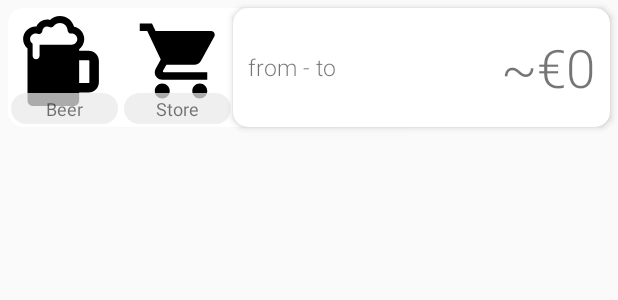
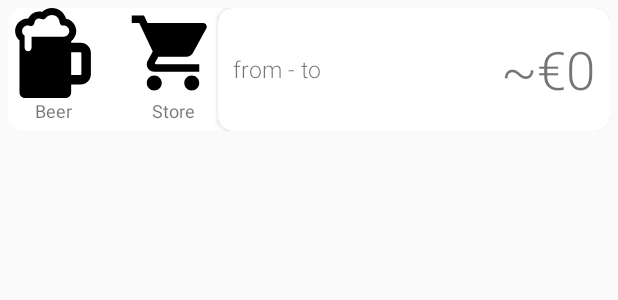
Before and after one commit to samuelfahrngruber/wibb, an Android app: the layout offer_card.xml on its own in the app's theme, with its tools: preview values and no code run, on a phone screen of 412 x 824 dp. Shown: the top 300 px of the screen. Run offline under Robolectric (Android 15) with nearby library versions, the phone set to English and light mode, and no system bars; network calls fail.

Commit message:
new offer card design
new offer card
minified offer card
foreground cols

```diff
--- a/wibb-android/app/build.gradle
+++ b/wibb-android/app/build.gradle
@@ -10,8 +10,8 @@ android {
         applicationId "com.spogss.wibb"
         minSdkVersion 26
         targetSdkVersion 28
-        versionCode 4
-        versionName "1.0.3"
+        versionCode 5
+        versionName "1.0.5"
         testInstrumentationRunner "androidx.test.runner.AndroidJUnitRunner"
     }
     buildTypes {
--- a/wibb-android/app/src/main/java/com/spogss/wibb/ui/GridRecyclerViewAdapter.kt
+++ b/wibb-android/app/src/main/java/com/spogss/wibb/ui/GridRecyclerViewAdapter.kt
@@ -12,6 +12,7 @@ import androidx.recyclerview.widget.RecyclerView
 import com.bumptech.glide.Glide
 import com.spogss.wibb.R
 import com.spogss.wibb.data.GridDisplayable
+import com.spogss.wibb.tools.UIUtils
 import com.spogss.wibb.tools.URLUnifier
 
 
@@ -39,8 +40,7 @@ class GridRecyclerViewAdapter<ItemType : GridDisplayable>(private val context: C
 
         val col = Color.parseColor(item.iconBgCol)
         holder.cardV.setCardBackgroundColor(col)
-        if(Color.luminance(col) < 0.5)
-            holder.itemTextV.setTextColor(context.resources.getColor(R.color.white))
+        holder.itemTextV.setTextColor(UIUtils.getForegroundColorFor(col, context))
 
         holder.cardV.setOnClickListener {
             onItemSelected?.invoke(item)
--- a/wibb-android/app/src/main/res/layout/offer_card.xml
+++ b/wibb-android/app/src/main/res/layout/offer_card.xml
@@ -2,33 +2,25 @@
 <FrameLayout xmlns:android="http://schemas.android.com/apk/res/android"
     xmlns:app="http://schemas.android.com/apk/res-auto"
     android:layout_width="match_parent"
-    android:layout_height="90dp">
-
+    android:layout_height="wrap_content">
 
     <androidx.cardview.widget.CardView
+        android:id="@+id/offer_card"
         android:layout_width="match_parent"
         android:layout_height="wrap_content"
-        android:layout_marginTop="5dp"
-        android:layout_marginBottom="5dp"
-        android:layout_marginStart="5dp"
-        android:layout_marginEnd="6dp"
-        app:cardCornerRadius="10dp"
-        android:id="@+id/offer_card">
-
-        <FrameLayout
-            android:layout_width="match_parent"
-            android:layout_height="match_parent">
-
+        android:layout_margin="5dp"
+        app:cardCornerRadius="10dp">
 
         <LinearLayout
             android:layout_width="match_parent"
             android:layout_height="match_parent"
             android:orientation="horizontal">
 
-                <FrameLayout
+            <LinearLayout
                 android:id="@+id/offer_card_beer_img_container"
-                    android:layout_width="65dp"
-                    android:layout_height="80dp">
+                android:layout_width="wrap_content"
+                android:layout_height="wrap_content"
+                android:orientation="vertical">
 
                 <ImageView
                     android:id="@+id/offer_card_beer_img"
@@ -36,138 +28,99 @@
                     android:layout_height="60dp"
                     android:background="@android:color/transparent"
                     android:scaleType="fitCenter"
-                        android:src="@drawable/ic_beer_black_24dp"
-                        android:layout_marginTop="5dp"
-                        android:layout_marginStart="5dp"
-                        android:layout_marginBottom="5dp">
+                    android:src="@drawable/ic_beer_black_24dp" />
 
-                    </ImageView>
+                <TextView
+                    android:id="@+id/textView_offerCard_beer"
+                    android:layout_width="match_parent"
+                    android:layout_height="wrap_content"
+                    android:layout_marginBottom="5dp"
+                    android:gravity="center"
+                    android:text="@string/beer"
+                    android:textSize="12sp" />
 
-                </FrameLayout>
+            </LinearLayout>
 
             <ImageView
                 android:id="@+id/offer_card_gradient"
                 android:layout_width="20dp"
-                    android:layout_height="80dp">
-                </ImageView>
+                android:layout_height="match_parent" />
 
-                <FrameLayout
-                    android:layout_width="65dp"
-                    android:layout_height="80dp">
+            <LinearLayout
+                android:layout_width="wrap_content"
+                android:layout_height="match_parent"
+                android:orientation="vertical">
 
                 <ImageView
                     android:id="@+id/offer_card_store_img"
-                        android:layout_marginTop="5dp"
-                        android:layout_marginBottom="5dp"
                     android:layout_width="60dp"
                     android:layout_height="60dp"
                     android:background="@android:color/transparent"
                     android:scaleType="fitCenter"
-                        android:src="@drawable/ic_shopping_cart_black_24dp">
-                    </ImageView>
+                    android:src="@drawable/ic_shopping_cart_black_24dp" />
 
-                </FrameLayout>
-
+                <TextView
+                    android:id="@+id/textView_offerCard_store"
+                    android:layout_width="match_parent"
+                    android:layout_height="wrap_content"
+                    android:layout_marginBottom="5dp"
+                    android:gravity="center"
+                    android:text="@string/store"
+                    android:textSize="12sp" />
 
             </LinearLayout>
+
+            <androidx.cardview.widget.CardView
+                android:id="@+id/offer_card_inner_card"
+                android:layout_width="match_parent"
+                android:layout_height="match_parent"
+                app:cardCornerRadius="10dp">
 
                 <LinearLayout
                     android:layout_width="match_parent"
                     android:layout_height="match_parent"
-                android:orientation="horizontal"
-                android:gravity="bottom|start"
-                android:baselineAligned="false">
-
-                    <TextView
-                        android:id="@+id/textView_offerCard_beer"
-                        android:layout_width="71dp"
-                        android:layout_height="wrap_content"
-                        android:text="@string/beer"
-                        android:textSize="12sp"
-                        android:gravity="center"
-                        android:background="@drawable/pill_background"
-                        android:layout_margin="2dp"
-                        android:padding="2dp">
-
-                    </TextView>
-
-                    <TextView
-                        android:id="@+id/textView_offerCard_store"
-                        android:layout_width="71dp"
-                        android:layout_height="wrap_content"
-                        android:text="@string/store"
-                        android:textSize="12sp"
-                        android:gravity="center"
-                        android:background="@drawable/pill_background"
-                        android:layout_margin="2dp"
-                        android:padding="2dp">
-                    </TextView>
-
-            </LinearLayout>
-
-        </FrameLayout>
-
-    </androidx.cardview.widget.CardView>
-
-
-    <androidx.cardview.widget.CardView
-        android:layout_marginStart="155dp"
-        android:layout_marginTop="5dp"
-        android:layout_marginBottom="5dp"
-        android:layout_marginEnd="5dp"
-        android:id="@+id/offer_card_inner_card"
-        android:layout_width="match_parent"
-        android:layout_height="match_parent"
-        app:cardCornerRadius="10dp"
-        app:cardElevation="3dp">
-
-        <LinearLayout
-            android:layout_width="match_parent"
-            android:layout_height="match_parent"
-            android:orientation="horizontal"
-            android:gravity="end">
+                    android:gravity="end"
+                    android:orientation="horizontal">
 
                     <TextView
                         android:id="@+id/offer_card_date_txt"
-                android:layout_width="0dp"
+                        android:layout_width="wrap_content"
                         android:layout_height="match_parent"
+                        android:layout_marginStart="10dp"
+                        android:layout_marginEnd="10dp"
+                        android:layout_weight="1"
+                        android:fontFamily="sans-serif-light"
                         android:gravity="center_vertical|start"
-                android:layout_marginEnd="10dp"
-                android:layout_marginStart="10dp"
                         android:scaleType="fitCenter"
-                android:fontFamily="sans-serif-light"
                         android:text="@string/offer_card_date_default"
-                android:textSize="15sp"
-                android:layout_weight="1">
-
-            </TextView>
+                        android:textSize="15sp" />
 
                     <TextView
                         android:id="@+id/offer_card_price_txt"
                         android:layout_width="wrap_content"
                         android:layout_height="match_parent"
+                        android:layout_marginEnd="10dp"
+                        android:layout_weight="0"
+                        android:fontFamily="sans-serif-light"
                         android:gravity="center_vertical"
                         android:scaleType="fitCenter"
-                android:layout_marginEnd="10dp"
                         android:text="@string/addoff_price_default"
-                android:textSize="35sp"
-                android:fontFamily="sans-serif-light"
-                android:layout_weight="0">
-            </TextView>
+                        android:textSize="35sp" />
 
                     <ImageButton
                         android:id="@+id/offer_card_menu_btn"
                         android:layout_width="wrap_content"
                         android:layout_height="wrap_content"
-                android:background="@android:color/transparent"
                         android:layout_gravity="center"
-                android:layout_weight="0">
-
-            </ImageButton>
+                        android:layout_weight="0"
+                        android:background="@android:color/transparent" />
 
                 </LinearLayout>
 
             </androidx.cardview.widget.CardView>
 
+        </LinearLayout>
+
+    </androidx.cardview.widget.CardView>
 
 </FrameLayout>
```
Also changed, not shown: wibb-android/app/src/main/java/com/spogss/wibb/AddOfferActivity.kt (+20 -15 lines), wibb-android/app/src/main/java/com/spogss/wibb/tools/UIUtils.kt (added, +13 -0 lines), wibb-android/app/src/main/java/com/spogss/wibb/ui/OfferCardRecyclerViewAdapter.kt (+10 -4 lines), wibb-android/app/src/main/res/layout/activity_add_offer.xml (+23 -23 lines), wibb-android/app/src/main/res/layout/offer_card_shrinked.xml (added, +88 -0 lines), wibb-android/app/src/main/res/mipmap-hdpi/drop_plus.png (added). Lines whose indentation alone changed are shown as unchanged.
